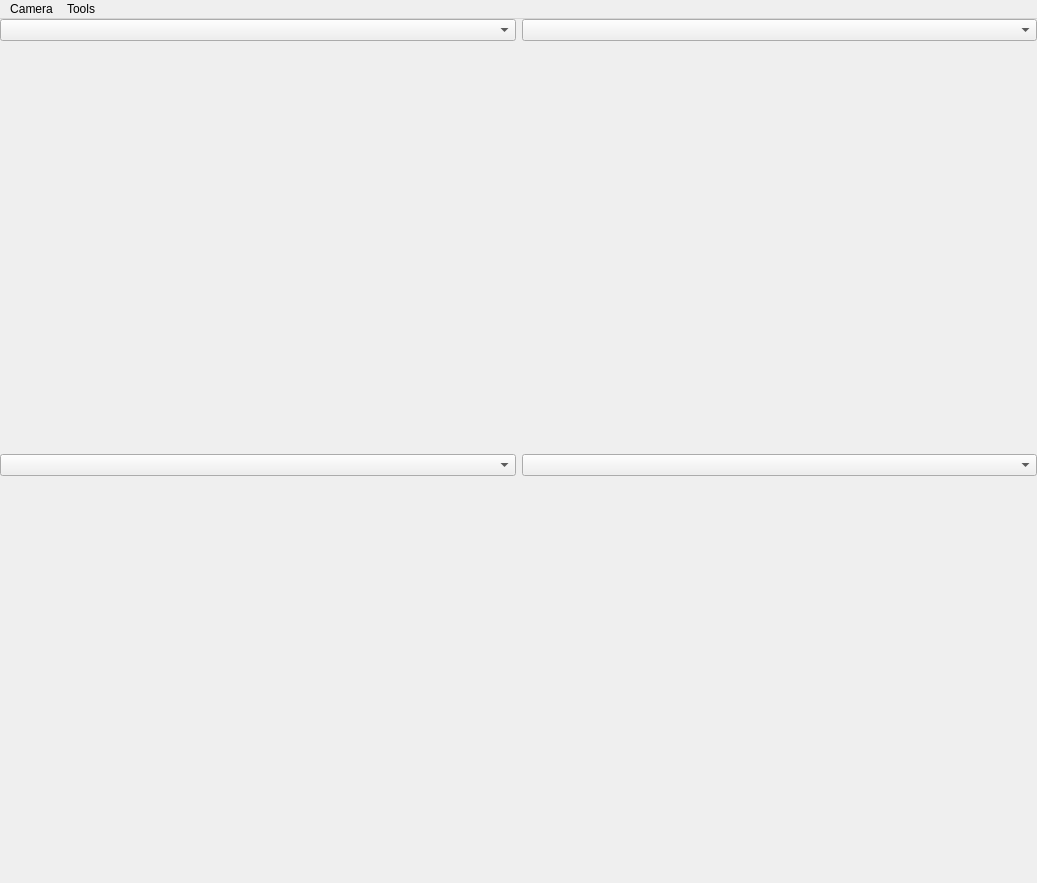
Qt form src/designer/video.ui (marsinstituteSC/MissionControl) before a commit.
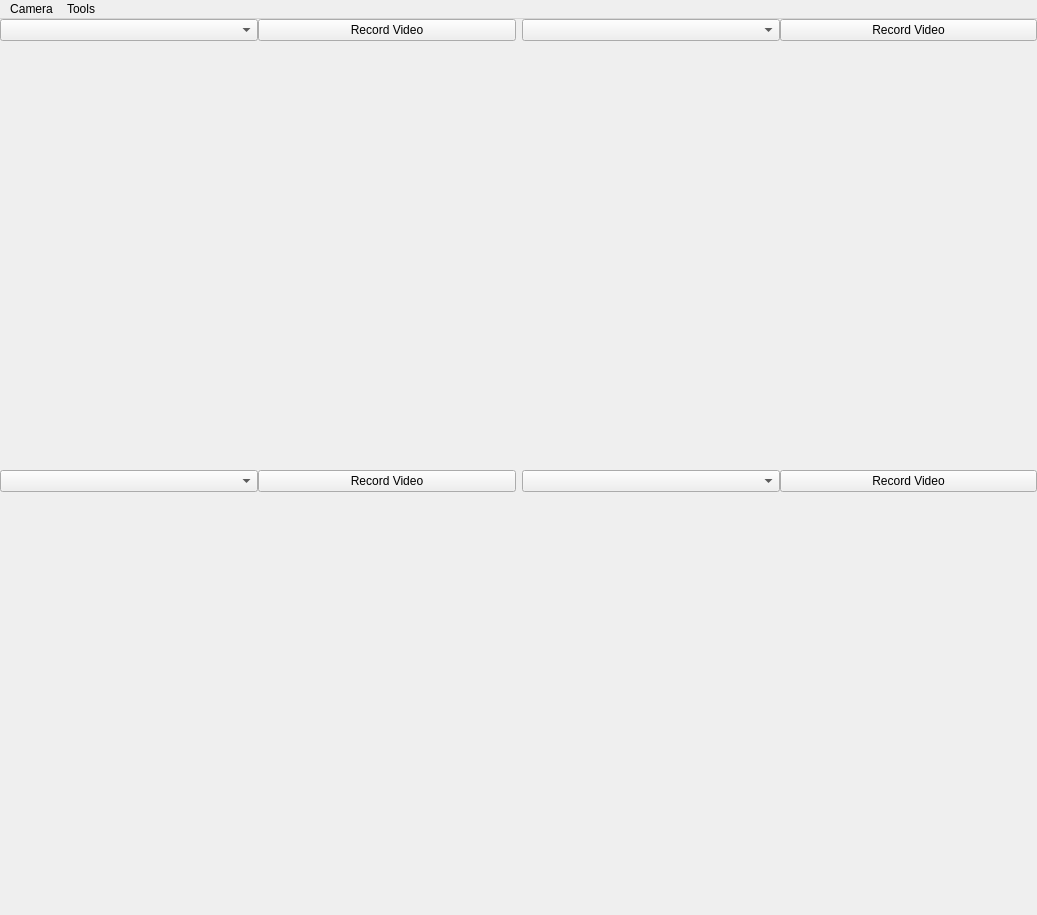
The same form after that commit.

Diff of the .ui file:
```diff
--- a/src/designer/video.ui
+++ b/src/designer/video.ui
@@ -10,7 +10,7 @@
     <x>0</x>
     <y>0</y>
     <width>1037</width>
-    <height>883</height>
+    <height>915</height>
    </rect>
   </property>
   <property name="windowTitle">
@@ -26,7 +26,7 @@
    <property name="autoFillBackground">
     <bool>false</bool>
    </property>
-   <layout class="QGridLayout" name="gridLayout_3">
+   <layout class="QGridLayout" name="gridLayout_2">
     <property name="leftMargin">
      <number>0</number>
     </property>
@@ -44,6 +44,9 @@
     </property>
     <item row="0" column="0">
      <widget class="QFrame" name="frame">
+      <property name="autoFillBackground">
+       <bool>false</bool>
+      </property>
       <property name="frameShape">
        <enum>QFrame::NoFrame</enum>
       </property>
@@ -54,9 +57,6 @@
        <number>0</number>
       </property>
       <layout class="QGridLayout" name="gridLayout">
-       <property name="sizeConstraint">
-        <enum>QLayout::SetDefaultConstraint</enum>
-       </property>
        <property name="leftMargin">
         <number>0</number>
        </property>
@@ -130,6 +130,13 @@
             </property>
            </widget>
           </item>
+          <item row="0" column="1">
+           <widget class="QPushButton" name="record1">
+            <property name="text">
+             <string>Record Video</string>
+            </property>
+           </widget>
+          </item>
          </layout>
         </widget>
        </item>
@@ -177,43 +184,17 @@
             </property>
            </widget>
           </item>
+          <item row="0" column="1">
+           <widget class="QPushButton" name="record2">
+            <property name="text">
+             <string>Record Video</string>
+            </property>
+           </widget>
+          </item>
          </layout>
         </widget>
        </item>
-      </layout>
-     </widget>
-    </item>
-    <item row="1" column="0">
-     <widget class="QFrame" name="frame_2">
-      <property name="frameShape">
-       <enum>QFrame::NoFrame</enum>
-      </property>
-      <property name="frameShadow">
-       <enum>QFrame::Plain</enum>
-      </property>
-      <property name="lineWidth">
-       <number>0</number>
-      </property>
-      <layout class="QGridLayout" name="gridLayout_2">
-       <property name="sizeConstraint">
-        <enum>QLayout::SetDefaultConstraint</enum>
-       </property>
-       <property name="leftMargin">
-        <number>0</number>
-       </property>
-       <property name="topMargin">
-        <number>0</number>
-       </property>
-       <property name="rightMargin">
-        <number>0</number>
-       </property>
-       <property name="bottomMargin">
-        <number>0</number>
-       </property>
-       <property name="spacing">
-        <number>0</number>
-       </property>
-       <item row="0" column="0">
+       <item row="1" column="0">
         <widget class="QWidget" name="video2_widget" native="true">
          <layout class="QGridLayout" name="gridLayout_5">
           <property name="leftMargin">
@@ -265,10 +246,17 @@
           <item row="0" column="0">
            <widget class="QComboBox" name="video2_choice"/>
           </item>
+          <item row="0" column="1">
+           <widget class="QPushButton" name="record3">
+            <property name="text">
+             <string>Record Video</string>
+            </property>
+           </widget>
+          </item>
          </layout>
         </widget>
        </item>
-       <item row="0" column="1">
+       <item row="1" column="1">
         <widget class="QWidget" name="video4_widget" native="true">
          <property name="enabled">
           <bool>true</bool>
@@ -311,6 +299,13 @@
             </property>
            </widget>
           </item>
+          <item row="0" column="1">
+           <widget class="QPushButton" name="record4">
+            <property name="text">
+             <string>Record Video</string>
+            </property>
+           </widget>
+          </item>
          </layout>
         </widget>
        </item>
```
